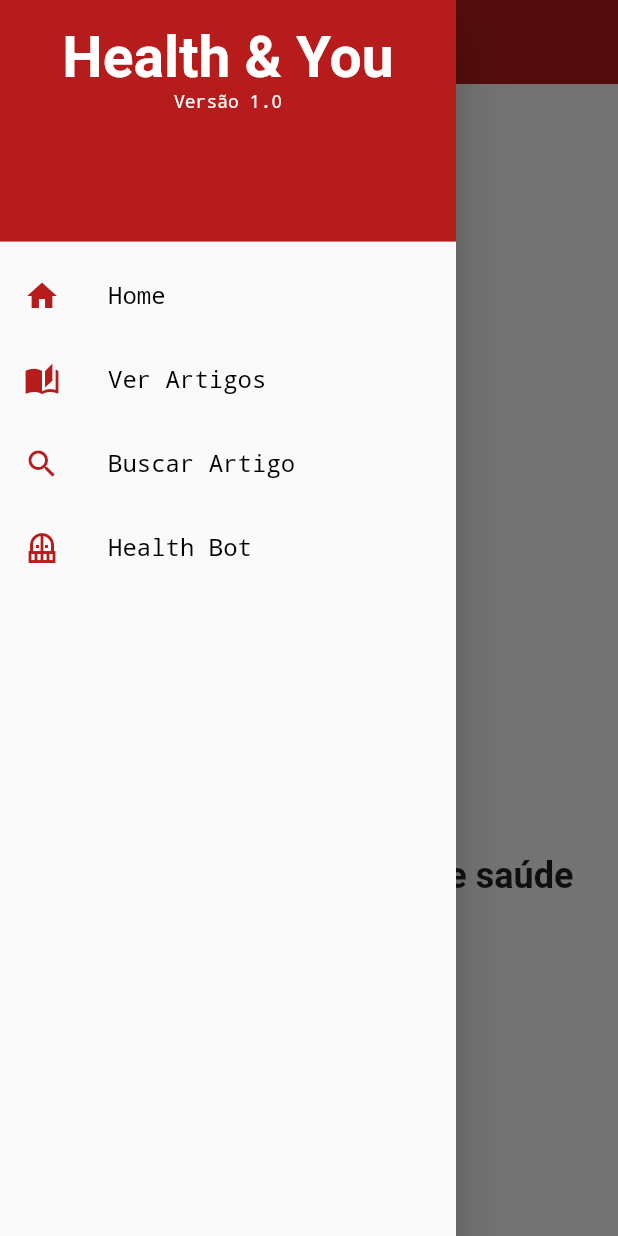
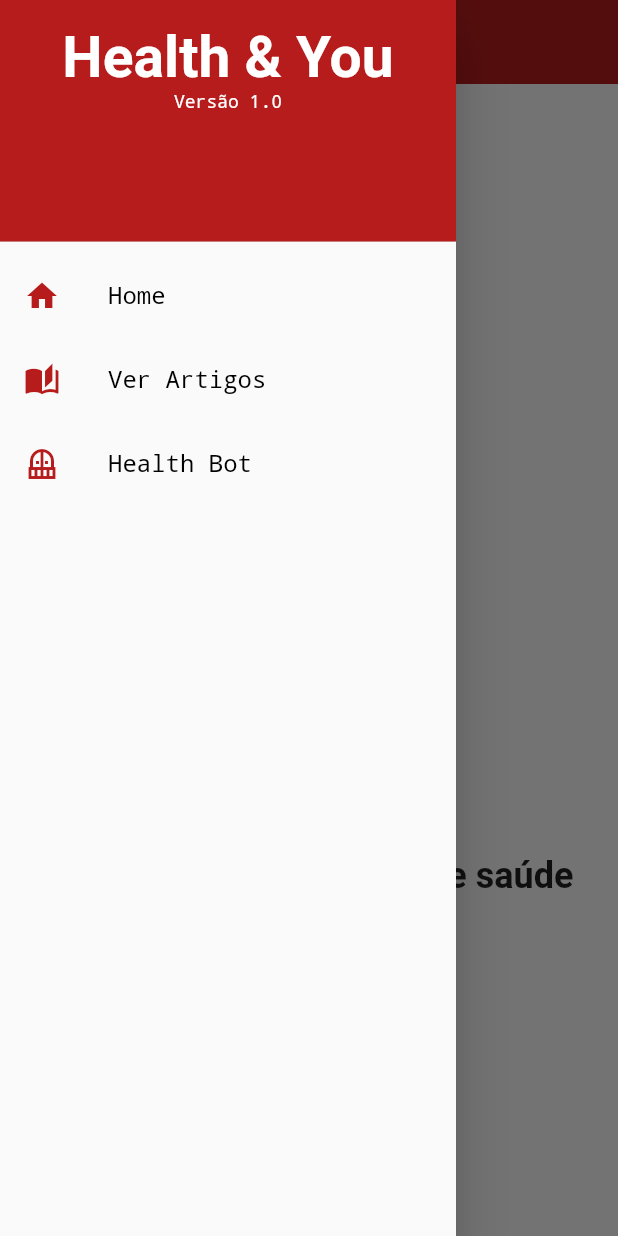
Before and after one commit to erikaaraissaqwe/healthYou-app, a Flutter app: the HomePage screen opened by its route, with the side drawer open, on a phone screen of 412 x 824 dp. Run offline on Flutter 3.47's test engine with Material 2 defaults, Android fonts, the light colour scheme and no system bars; network calls fail; Roboto replaces fonts that are missing (cursive).

```diff
--- a/lib/main.dart
+++ b/lib/main.dart
@@ -3,7 +3,6 @@ import 'package:provider/provider.dart';
 import 'src/models/appdata.dart';
 import 'src/pages/home.dart';
 import 'src/pages/preload.dart';
-import 'src/pages/search.dart';
 import 'src/pages/healthbot.dart';
 import 'src/pages/articles.dart';
 import 'src/pages/article.dart';
@@ -28,7 +27,6 @@ class MyApp extends StatelessWidget {
         routes: {
           '/preload': (context) => PreloadPage(),
           '/home': (context) => HomePage(),
-          '/search': (context) => SearchPage(),
           '/healthbot': (context) => HealthBotPage(),
           '/articles': (context) => ArticlesPage(),
           '/articleInfo': (context) => ArticlePage(),
--- a/lib/src/pages/home.dart
+++ b/lib/src/pages/home.dart
@@ -13,7 +13,7 @@ class HomePage extends StatelessWidget {
   Widget build(BuildContext context) {
     return Consumer<AppData>(
       builder: (context, appdata, child) => Scaffold(
-        appBar: customAppBar(pageContext: context, hideSearch: true),
+        appBar: customAppBar(pageContext: context),
         drawer: customDrawer(pageContext: context),
         body: Center(
           child: Column(
--- a/lib/src/partials/customappbar.dart
+++ b/lib/src/partials/customappbar.dart
@@ -3,13 +3,7 @@ import 'package:flutter/material.dart';
 PreferredSizeWidget customAppBar({
   required BuildContext pageContext,
   String title = 'Health & You',
-  bool hideSearch = false,
-
 }) {
-
-  void searchAction() {
-    Navigator.popAndPushNamed(pageContext, '/search');
-  }
 
   return AppBar(
     backgroundColor: Colors.red[900],
@@ -23,13 +17,5 @@ PreferredSizeWidget customAppBar({
           fontSize: 24,
           fontWeight: FontWeight.bold),
     ),
-    actions: <Widget>[
-      !hideSearch
-          ? IconButton(
-              onPressed: searchAction,
-              icon: Icon(Icons.search, color: Colors.white, size: 30),
-            )
-          : Container(),
-    ],
   );
 }
--- a/lib/src/partials/customdrawer.dart
+++ b/lib/src/partials/customdrawer.dart
@@ -61,20 +61,6 @@ Widget customDrawer({required BuildContext pageContext}) {
           },
         ),
         ListTile(
-          leading: Icon(Icons.search, color: Colors.red[900]),
-          title: Text(
-            'Buscar Artigo',
-            style: TextStyle(
-              fontFamily: 'monospace',
-              fontSize: 16,
-              color: Colors.black,
-            ),
-          ),
-          onTap: () {
-            Navigator.pushReplacementNamed(pageContext, '/search');
-          },
-        ),
-        ListTile(
           leading: Icon(Icons.balcony, color: Colors.red[900]),
           title: Text(
             'Health Bot',
```
Also changed, not shown: lib/src/pages/article.dart (+90 -6 lines), lib/src/pages/search.dart (deleted, +0 -46 lines), lib/src/pages/healthbot.dart (line endings or trailing spaces).
